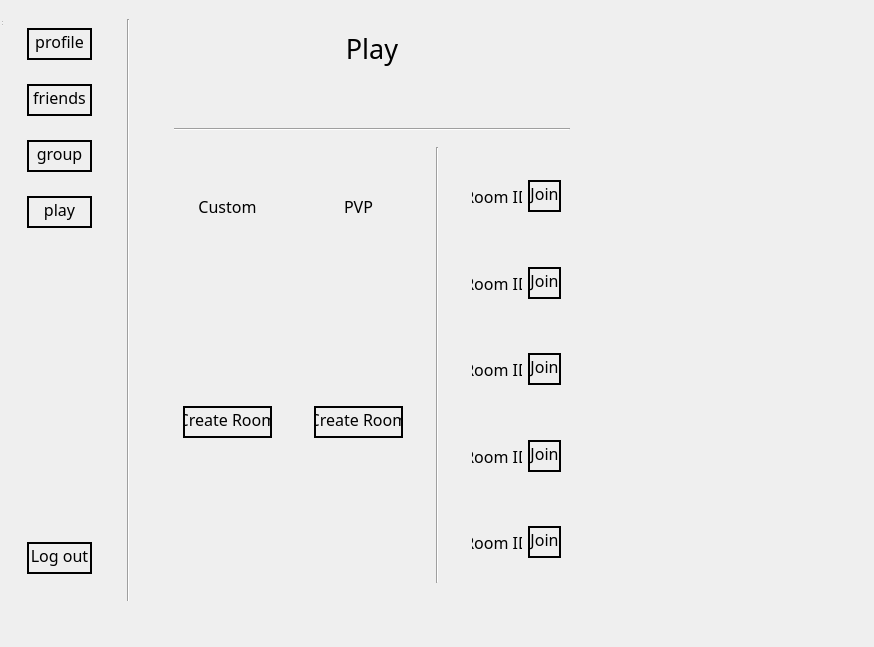
NetworkProgramming-20212-Group1/ChessMultiplayer, file nitin_venv/Chess-master/windows/wui/play.ui: the form before one commit.
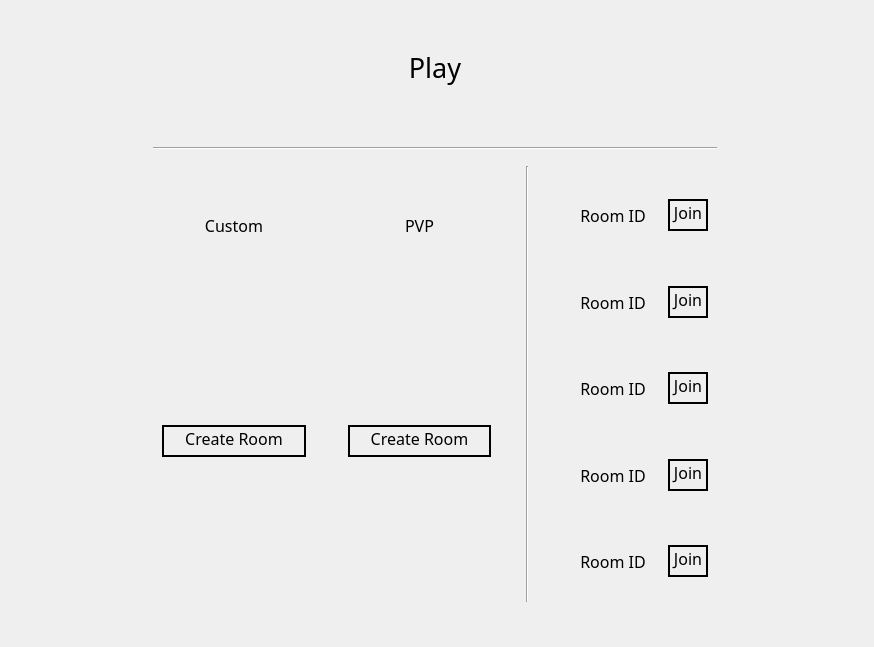
The form after the commit.

Diff of the .ui file:
```diff
--- a/nitin_venv/Chess-master/windows/wui/play.ui
+++ b/nitin_venv/Chess-master/windows/wui/play.ui
@@ -18,205 +18,11 @@
     <rect>
      <x>0</x>
      <y>0</y>
-     <width>587</width>
-     <height>602</height>
+     <width>871</width>
+     <height>641</height>
     </rect>
    </property>
    <layout class="QHBoxLayout" name="horizontalLayout_6">
-    <item>
-     <widget class="QWidget" name="widget_9" native="true">
-      <property name="minimumSize">
-       <size>
-        <width>150</width>
-        <height>600</height>
-       </size>
-      </property>
-      <property name="maximumSize">
-       <size>
-        <width>200</width>
-        <height>600</height>
-       </size>
-      </property>
-      <layout class="QHBoxLayout" name="horizontalLayout_7">
-       <item>
-        <widget class="QWidget" name="leftWidget" native="true">
-         <property name="maximumSize">
-          <size>
-           <width>150</width>
-           <height>600</height>
-          </size>
-         </property>
-         <layout class="QVBoxLayout" name="verticalLayout">
-          <item>
-           <widget class="QWidget" name="widget_3" native="true">
-            <layout class="QHBoxLayout" name="horizontalLayout">
-             <item>
-              <widget class="QPushButton" name="profile_button">
-               <property name="font">
-                <font>
-                 <family>Poor Richard</family>
-                 <pointsize>12</pointsize>
-                </font>
-               </property>
-               <property name="styleSheet">
-                <string notr="true">border-radius : 100; 
-border : 2px solid black;
-padding-bottom: 5px</string>
-               </property>
-               <property name="text">
-                <string>profile</string>
-               </property>
-              </widget>
-             </item>
-            </layout>
-           </widget>
-          </item>
-          <item>
-           <widget class="QWidget" name="widget_4" native="true">
-            <layout class="QHBoxLayout" name="horizontalLayout_2">
-             <item>
-              <widget class="QPushButton" name="friend_button">
-               <property name="font">
-                <font>
-                 <family>Poor Richard</family>
-                 <pointsize>12</pointsize>
-                </font>
-               </property>
-               <property name="styleSheet">
-                <string notr="true">border-radius : 100; 
-border : 2px solid black;
-padding-bottom: 5px</string>
-               </property>
-               <property name="text">
-                <string>friends</string>
-               </property>
-              </widget>
-             </item>
-            </layout>
-           </widget>
-          </item>
-          <item>
-           <widget class="QWidget" name="widget_5" native="true">
-            <layout class="QHBoxLayout" name="horizontalLayout_3">
-             <item>
-              <widget class="QPushButton" name="group_button">
-               <property name="font">
-                <font>
-                 <family>Poor Richard</family>
-                 <pointsize>12</pointsize>
-                </font>
-               </property>
-               <property name="styleSheet">
-                <string notr="true">border-radius : 100; 
-border : 2px solid black;
-padding-bottom: 5px</string>
-               </property>
-               <property name="text">
-                <string>group</string>
-               </property>
-              </widget>
-             </item>
-            </layout>
-           </widget>
-          </item>
-          <item>
-           <widget class="QWidget" name="widget_6" native="true">
-            <layout class="QVBoxLayout" name="verticalLayout_2">
-             <item>
-              <widget class="QPushButton" name="play_button">
-               <property name="font">
-                <font>
-                 <family>Poor Richard</family>
-                 <pointsize>12</pointsize>
-                </font>
-               </property>
-               <property name="styleSheet">
-                <string notr="true">border-radius : 100; 
-border : 2px solid black;
-padding-bottom: 5px</string>
-               </property>
-               <property name="text">
-                <string>play</string>
-               </property>
-              </widget>
-             </item>
-            </layout>
-           </widget>
-          </item>
-          <item>
-           <spacer name="verticalSpacer">
-            <property name="orientation">
-             <enum>Qt::Vertical</enum>
-            </property>
-            <property name="sizeHint" stdset="0">
-             <size>
-              <width>20</width>
-              <height>40</height>
-             </size>
-            </property>
-           </spacer>
-          </item>
-          <item>
-           <widget class="QWidget" name="widget_7" native="true">
-            <layout class="QHBoxLayout" name="horizontalLayout_4">
-             <item>
-              <widget class="QPushButton" name="logout_button">
-               <property name="font">
-                <font>
-                 <family>Poor Richard</family>
-                 <pointsize>12</pointsize>
-                </font>
-               </property>
-               <property name="styleSheet">
-                <string notr="true">border-radius : 100; 
-border : 2px solid black;
-padding-bottom: 5px</string>
-               </property>
-               <property name="text">
-                <string>Log out</string>
-               </property>
-              </widget>
-             </item>
-            </layout>
-           </widget>
-          </item>
-         </layout>
-        </widget>
-       </item>
-       <item>
-        <widget class="QWidget" name="widget_8" native="true">
-         <property name="minimumSize">
-          <size>
-           <width>20</width>
-           <height>600</height>
-          </size>
-         </property>
-         <property name="maximumSize">
-          <size>
-           <width>25</width>
-           <height>600</height>
-          </size>
-         </property>
-         <layout class="QHBoxLayout" name="horizontalLayout_8">
-          <item>
-           <widget class="Line" name="line">
-            <property name="minimumSize">
-             <size>
-              <width>5</width>
-              <height>600</height>
-             </size>
-            </property>
-            <property name="orientation">
-             <enum>Qt::Vertical</enum>
-            </property>
-           </widget>
-          </item>
-         </layout>
-        </widget>
-       </item>
-      </layout>
-     </widget>
-    </item>
     <item>
      <widget class="QWidget" name="widget" native="true">
       <property name="maximumSize">
@@ -664,16 +470,6 @@
     </item>
    </layout>
   </widget>
-  <widget class="QStatusBar" name="statusbar">
-   <property name="geometry">
-    <rect>
-     <x>0</x>
-     <y>0</y>
-     <width>3</width>
-     <height>27</height>
-    </rect>
-   </property>
-  </widget>
  </widget>
  <resources/>
  <connections/>
```
